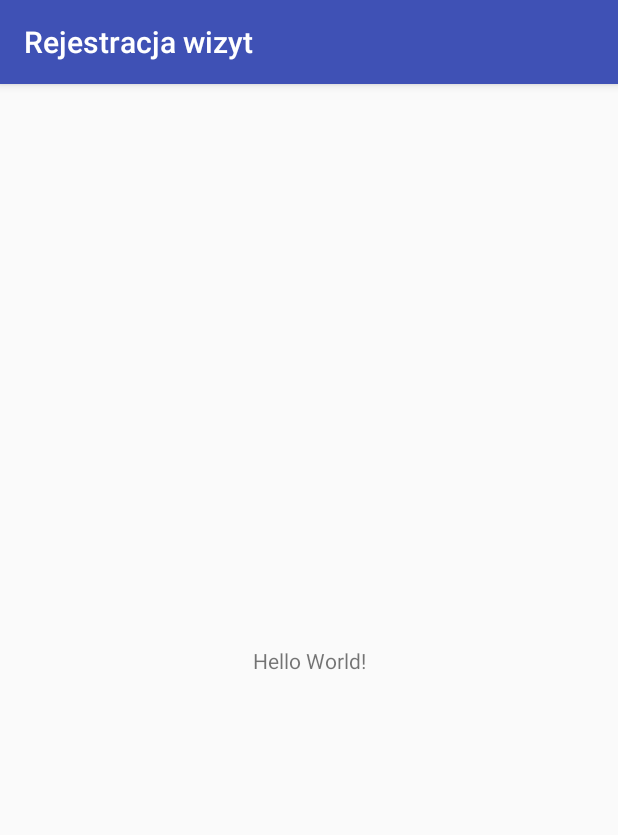
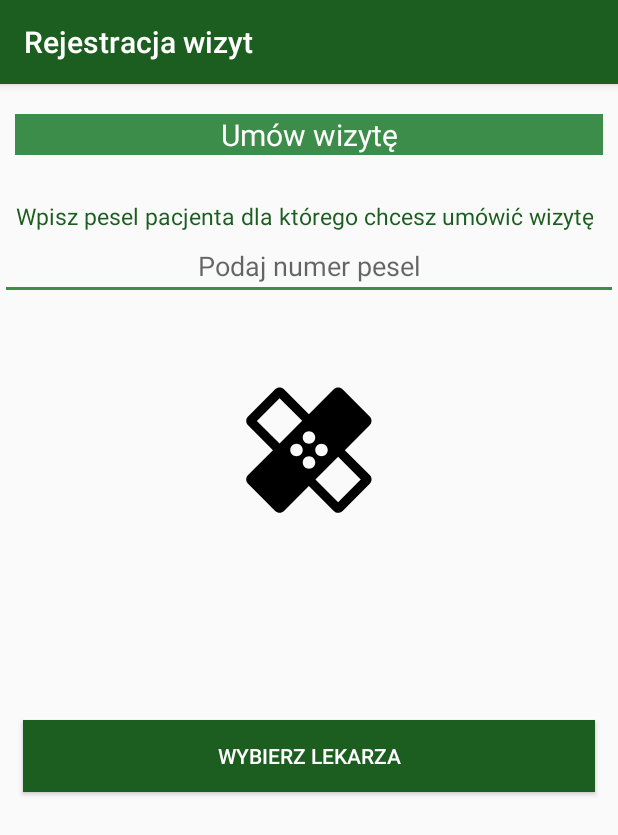
Before and after one commit to KatarzynaWidawka/KolokwiumPUM, an Android app: the screen it shows after launch (MainActivity), on a phone screen of 412 x 824 dp. Shown: the top 835 px of the screen. Run offline under Robolectric (Android 15) with nearby library versions, the phone set to English and light mode, and no system bars.

Commit message:
dodanie pierwszego widoku

```diff
--- /dev/null
+++ b/app/src/main/res/drawable/ic_healing_black_24dp.xml
@@ -0,0 +1,9 @@
+<vector xmlns:android="http://schemas.android.com/apk/res/android"
+        android:width="24dp"
+        android:height="24dp"
+        android:viewportWidth="24.0"
+        android:viewportHeight="24.0">
+    <path
+        android:fillColor="#FF000000"
+        android:pathData="M17.73,12.02l3.98,-3.98c0.39,-0.39 0.39,-1.02 0,-1.41l-4.34,-4.34c-0.39,-0.39 -1.02,-0.39 -1.41,0l-3.98,3.98L8,2.29C7.8,2.1 7.55,2 7.29,2c-0.25,0 -0.51,0.1 -0.7,0.29L2.25,6.63c-0.39,0.39 -0.39,1.02 0,1.41l3.98,3.98L2.25,16c-0.39,0.39 -0.39,1.02 0,1.41l4.34,4.34c0.39,0.39 1.02,0.39 1.41,0l3.98,-3.98 3.98,3.98c0.2,0.2 0.45,0.29 0.71,0.29 0.26,0 0.51,-0.1 0.71,-0.29l4.34,-4.34c0.39,-0.39 0.39,-1.02 0,-1.41l-3.99,-3.98zM12,9c0.55,0 1,0.45 1,1s-0.45,1 -1,1 -1,-0.45 -1,-1 0.45,-1 1,-1zM7.29,10.96L3.66,7.34l3.63,-3.63 3.62,3.62 -3.62,3.63zM10,13c-0.55,0 -1,-0.45 -1,-1s0.45,-1 1,-1 1,0.45 1,1 -0.45,1 -1,1zM12,15c-0.55,0 -1,-0.45 -1,-1s0.45,-1 1,-1 1,0.45 1,1 -0.45,1 -1,1zM14,11c0.55,0 1,0.45 1,1s-0.45,1 -1,1 -1,-0.45 -1,-1 0.45,-1 1,-1zM16.66,20.34l-3.63,-3.62 3.63,-3.63 3.62,3.62 -3.62,3.63z"/>
+</vector>
--- a/app/src/main/res/layout/activity_main.xml
+++ b/app/src/main/res/layout/activity_main.xml
@@ -1,18 +1,68 @@
 <?xml version="1.0" encoding="utf-8"?>
-<android.support.constraint.ConstraintLayout xmlns:android="http://schemas.android.com/apk/res/android"
+<LinearLayout xmlns:android="http://schemas.android.com/apk/res/android"
     xmlns:app="http://schemas.android.com/apk/res-auto"
     xmlns:tools="http://schemas.android.com/tools"
     android:layout_width="match_parent"
     android:layout_height="match_parent"
+    android:orientation="vertical"
     tools:context="com.example.student.rejestracjawizyt.MainActivity">
 
     <TextView
-        android:layout_width="wrap_content"
+        android:gravity="center"
+        android:id="@+id/umowwizyte"
+        android:layout_marginTop="20dp"
+        android:layout_marginLeft="10dp"
+        android:layout_gravity="center"
+        android:layout_marginRight="10dp"
+        android:layout_width="match_parent"
         android:layout_height="wrap_content"
-        android:text="Hello World!"
+        android:text="Umów wizytę"
+        android:background="@color/colorAccent"
+        android:textColor="#FFFFFF"
+        android:textSize="20dp"
+
         app:layout_constraintBottom_toBottomOf="parent"
         app:layout_constraintLeft_toLeftOf="parent"
         app:layout_constraintRight_toRightOf="parent"
         app:layout_constraintTop_toTopOf="parent" />
 
-</android.support.constraint.ConstraintLayout>
+    <TextView
+        android:layout_width="wrap_content"
+        android:layout_height="wrap_content"
+        android:layout_marginTop="30dp"
+        android:text="Wpisz pesel pacjenta dla którego chcesz umówić wizytę"
+        android:layout_marginRight="10dp"
+        android:layout_marginLeft="10dp"
+        android:textColor="@color/colorPrimary"
+        android:textSize="15sp"
+        android:gravity="center"/>
+
+    <EditText
+        android:id="@+id/edit_text"
+        android:layout_width="match_parent"
+        android:layout_height="wrap_content"
+        android:hint="Podaj numer pesel"
+
+        android:gravity="center"
+        android:textColor="@color/colorPrimary" />
+
+    <ImageView
+        android:layout_width="100dp"
+        android:layout_marginTop="50dp"
+        android:layout_height="100dp"
+        android:layout_gravity="center"
+        android:src="@drawable/ic_healing_black_24dp"/>
+
+    <Button
+        android:id="@+id/button_danie"
+        android:layout_width="match_parent"
+        android:layout_height="wrap_content"
+        android:layout_gravity="bottom"
+        android:layout_marginLeft="15dp"
+        android:layout_marginRight="15dp"
+        android:layout_marginTop="130dp"
+        android:background="@color/colorPrimary"
+        android:text="WYBIERZ LEKARZA"
+        android:textColor="@android:color/white" />
+
+</LinearLayout>
--- a/app/src/main/res/values/colors.xml
+++ b/app/src/main/res/values/colors.xml
@@ -1,6 +1,6 @@
 <?xml version="1.0" encoding="utf-8"?>
 <resources>
-    <color name="colorPrimary">#3F51B5</color>
-    <color name="colorPrimaryDark">#303F9F</color>
-    <color name="colorAccent">#FF4081</color>
+    <color name="colorPrimary">#1b5e20</color>
+    <color name="colorPrimaryDark">#003300</color>
+    <color name="colorAccent">#3c8c4a</color>
 </resources>
```
